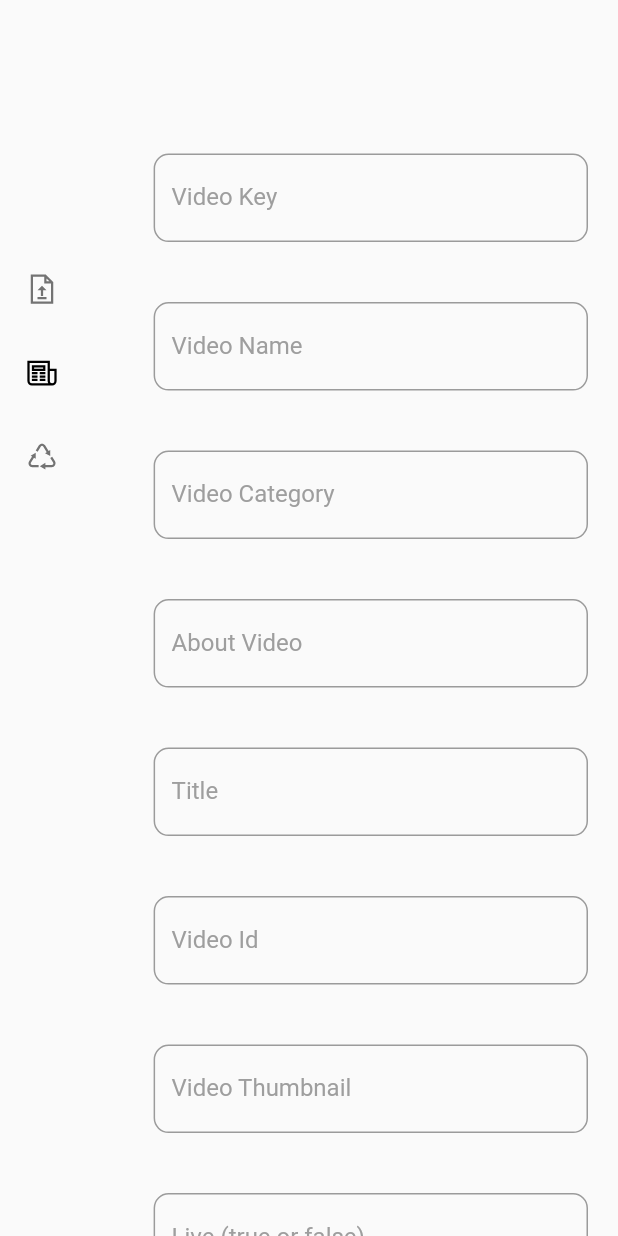
After one commit to HealthCare-git/HealthCare-Management, a Flutter app: the VideoTab screen opened directly, after a tap on an icon or button, on a phone screen of 412 x 824 dp. The commit adds this screen. Run offline on Flutter 3.47's test engine with Material 2 defaults, Android fonts, the phone set to English and light mode, and no system bars; our stand-ins replace bubble_tab_indicator, cached_network_image, cloud_firestore, firebase_auth, firebase_core, firebase_storage and 4 more; missing offline and left inert: dart:html, dart:js, translator; accounts and stored records are empty; Roboto replaces fonts that are missing (verdana_regular).

Commit message:
Second commit

```diff
--- a/lib/main.dart
+++ b/lib/main.dart
@@ -5,6 +5,7 @@ import 'package:firebase_core/firebase_core.dart';
 import 'package:flutter/material.dart';
 import 'package:get/get.dart';
 import 'package:healthcare_management/pages/contentEntry/medicine/add_delete_medicine.dart';
+import 'package:healthcare_management/pages/contentEntry/video_section/video_tab.dart';
 import 'package:healthcare_management/pages/home/home_page.dart';
 import 'package:healthcare_management/pages/management/doctors/doctor_management.dart';
 import 'package:healthcare_management/pages/management/doctors/doctor_user_detail.dart';
@@ -50,13 +51,14 @@ class MyApp extends StatelessWidget {
       getPages: [
       GetPage(name: '/home/:tab', page: ()=>HomePage(),
       children: [
-        GetPage(name: '/doctor_management', page: ()=>DoctorManagement(),
+        GetPage(name: '/doctor_management', page: ()=>const DoctorManagement(),
           children: [
             GetPage(name: '/:id', page: ()=>DoctorUserDetails(),)
           ]
         ),
         GetPage(name: '/medicine', page:()=>MedicineAddDelete()),
-        GetPage(name: '/patient_management', page: ()=>PatientManagement(),
+        GetPage(name: '/video/:tab', page:()=>VideoTab()),
+        GetPage(name: '/patient_management', page: ()=>const PatientManagement(),
             children: [
               GetPage(name: '/:id', page: ()=>PatientUserDetails(),)
             ]
--- a/lib/pages/contentEntry/content_entry.dart
+++ b/lib/pages/contentEntry/content_entry.dart
@@ -24,9 +24,13 @@ class ContentEntryView extends StatelessWidget{
                 FunctionCards(iconData: CupertinoIcons.news ,text: 'Health Feeds',ontap:()async{
 
                 }),
-                FunctionCards(iconData: Icons.medication,text: 'Medicines',ontap: (){
-                  Get.toNamed('/home/${AppStrings.CONTENT_ENTRY}/medicine');
-                },),
+                FunctionCards(
+                  iconData: Icons.medication,text: 'Medicines',
+                  ontap: (){Get.toNamed('/home/${AppStrings.CONTENT_ENTRY}/medicine');},
+                ),
+                FunctionCards(
+                  iconData: CupertinoIcons.videocam ,text: 'Add Video',
+                  ontap: (){Get.toNamed('/home/${AppStrings.CONTENT_ENTRY}/video/up');},),
 
               ],
             )
--- /dev/null
+++ b/lib/pages/contentEntry/video_section/add_video.dart
@@ -0,0 +1,82 @@
+import 'package:cloud_firestore/cloud_firestore.dart';
+import 'package:flutter/material.dart';
+import 'package:get/get.dart';
+
+import '../../../utils/reusable_widgets.dart';
+import '../medicine/add_delete_medicine.dart';
+
+class AddVideo extends StatelessWidget{
+  @override
+  Widget build(BuildContext context) {
+
+    TextEditingController video_key = TextEditingController();
+    TextEditingController video_name = TextEditingController();
+    TextEditingController video_category = TextEditingController();
+    TextEditingController about = TextEditingController();
+    TextEditingController tittle = TextEditingController();
+    TextEditingController video_id = TextEditingController();
+    TextEditingController video_thumbnail = TextEditingController();
+    TextEditingController live = TextEditingController();
+    return Scaffold(
+        body: SingleChildScrollView(
+          child: Column(
+            children: [
+
+              addCustomTextField(video_key, 'Video Key'),
+              addCustomTextField(video_name, 'Video Name'),
+              addCustomTextField(video_category, 'Video Category'),
+              addCustomTextField(about, 'About Video'),
+              addCustomTextField(tittle, 'Title'),
+              addCustomTextField(video_id, 'Video Id'),
+              addCustomTextField(video_thumbnail, 'Video Thumbnail'),
+              addCustomTextField(live, 'Live (true or false)'),
+
+              const SizedBox(height: 20,),
+              InkWell(
+                  onTap: (){
+                    Get.defaultDialog(
+                        middleText: "Are you sure you want to add ${tittle.text} as New video",
+                        onConfirm: (){
+                          if(video_thumbnail.text.isEmpty || tittle.text.isEmpty || video_id.text.isEmpty){
+                            Get.showSnackbar(const GetSnackBar(titleText: Text(''),messageText: Text('Please fill all fields properly'),duration: Duration(seconds: 2),));
+                          }
+                          else{
+
+                            // live.text.trim()=="true"?FirebaseFirestore.instance.doc('PujaPurohitFiles/puja_purohit_tv/live_aarti/${video_id.text.trim()}').set({
+                            //   'video_key' : video_key.text.trim(),
+                            //   'video_name' : video_name.text.trim(),
+                            //   'tittle' :tittle.text.trim(),
+                            //   'video_id' :video_id.text.trim(),
+                            //   'video_thumbnail':video_thumbnail.text.trim(),
+                            //   "live":live.text.trim()=="false"?false:true,
+                            //   "timetamp":FieldValue.serverTimestamp(),
+                            // }):null;
+
+                            FirebaseFirestore.instance.doc('inventory/all_videos/videos/${video_id.text.trim()}').set({
+                              'video_key' : video_key.text.trim(),
+                              'video_name' : video_name.text.trim(),
+                              'about' : about.text.trim(),
+                              "video_category":video_category.text.trim(),
+                              'tittle' :tittle.text.trim(),
+                              'video_id' :video_id.text.trim(),
+                              'video_thumbnail':video_thumbnail.text.trim(),
+                              "live":live.text.trim()=="false"?false:true,
+                              "timestamp":FieldValue.serverTimestamp(),
+                            }).whenComplete(() {
+                              Get.back();
+                            });
+                          }
+                        },
+                        onCancel: (){
+                          Get.back();
+                        }
+                    );
+                  },
+                  child: redButton('Submit'))
+            ],
+          ),
+        ),
+    );
+  }
+
+}
--- /dev/null
+++ b/lib/pages/contentEntry/video_section/update_video.dart
@@ -0,0 +1,166 @@
+import 'package:cloud_firestore/cloud_firestore.dart';
+import 'package:get/get.dart';
+import 'package:flutter/material.dart';
+import '../../../utils/responsive.dart';
+import '../medicine/add_delete_medicine.dart';
+import 'controller/add_video_controller.dart';
+
+class UpdateVideo extends StatefulWidget {
+  final String video_key;
+  final String  video_name;
+  final String  video_category;
+  final  String title;
+  final  String about;
+  final String video_id;
+  final String  video_thumbnail;
+  final  String live;
+  //final String eventId;
+  const UpdateVideo({Key? key,required this.video_key,required this.about, required this.video_name,required this.video_category,required this.title, required this.live, required this.video_id,required this.video_thumbnail,}) : super(key: key);
+  @override
+  State<UpdateVideo> createState() => _UpdateVideoState();
+}
+
+
+class _UpdateVideoState extends State<UpdateVideo> {
+  // String image2 =
+  //     'https://www.kindpng.com/picc/m/78-785827_user-profile-avatar-login-account-male-user-icon.png';
+  AddVideoController controller = Get.put(AddVideoController());
+
+  @override
+  Widget build(BuildContext context) {
+    TextEditingController video_key = TextEditingController(text:widget.video_key);
+    TextEditingController video_name = TextEditingController(text:widget.video_name);
+    TextEditingController video_category = TextEditingController(text:widget.video_category);
+    TextEditingController about = TextEditingController(text:widget.about);
+    TextEditingController tittle = TextEditingController(text:widget.title);
+    TextEditingController video_id = TextEditingController(text:widget.video_id);
+    TextEditingController video_thumbnail = TextEditingController(text:widget.video_thumbnail);
+    TextEditingController live = TextEditingController(text:widget.live);
+    return Padding(
+      padding: ResponsiveWidget.isSmallScreen(context)
+          ? const EdgeInsets.all(0)
+          : EdgeInsets.only(left: Get.width * 0.15, right: Get.width * 0.07),
+      child: Row(
+        children: [
+          Expanded(
+            flex: 1,
+            child: SingleChildScrollView(
+              scrollDirection: Axis.vertical,
+              child: Column(
+                mainAxisAlignment: MainAxisAlignment.start,
+                children: [
+                  addCustomTextField(video_key, 'Video Key'),
+                  addCustomTextField(video_name, 'Video Name'),
+                  addCustomTextField(video_category, 'Video Category'),
+                  addCustomTextField(about, 'About Video'),
+                  addCustomTextField(tittle, 'Title'),
+                  addCustomTextField(video_id, 'Video Id'),
+                  addCustomTextField(video_thumbnail, 'Video Thumbnail'),
+                  addCustomTextField(live, 'Live (true or false)'),
+
+                  InkWell(
+                    onTap: () {
+                      Get.defaultDialog(
+                          contentPadding: EdgeInsets.all(20),
+                          title: "Warning",
+                          content: const Text("Are you sure you want to Update ?"),
+                          onConfirm: () async{
+                            await FirebaseFirestore.instance
+                                  .doc(
+                                  'inventory/all_videos/videos/${video_id.text.trim()}')
+                                  .update({
+                                'video_key' : video_key.text.trim(),
+                                'about' : about.text.trim(),
+                                'video_name' : video_name.text.trim(),
+                                'tittle' :tittle.text.trim(),
+                                'video_id' :video_id.text.trim(),
+                                'video_thumbnail':video_thumbnail.text.trim(),
+                                "live":live.text.trim(),
+                                "timestamp":FieldValue.serverTimestamp(),
+                              }).whenComplete(() => Get.back());
+
+                              // await FirebaseFirestore.instance
+                              //     .doc(
+                              //     '/puja_purohit_tv/live_aarti/${video_id.text.trim()}')
+                              //     .update({
+                              //
+                              //   'language' : int. parse(language.text.trim()) ,
+                              //   'puja_key' : puja_key.text.trim(),
+                              //   'channel_logo' : channel_logo.text.trim(),
+                              //   'puja_name' : puja_name.text.trim(),
+                              //   'tittle' :tittle.text.trim(),
+                              //   'video_id' :video_id.text.trim(),
+                              //   'video_thumbnail':video_thumbnail.text.trim(),
+                              //   "live":live.text.trim(),
+                              //   "timetamp":FieldValue.serverTimestamp(),
+                              // });
+
+
+                          },
+                          onCancel: () {
+                            Get.back();
+                          });
+                    },
+                    child: redButton("Submit"),
+                  )
+                ],
+              ),
+            ),
+          ),
+        ],
+      ),
+    );
+  }
+
+  Container redButton(String text) {
+    return Container(
+      margin: EdgeInsets.all(20),
+      padding: const EdgeInsets.all(10),
+      decoration: BoxDecoration(
+          borderRadius: BorderRadius.circular(8),
+          border: Border.all(color: Colors.red, width: 2.0)),
+      child: Text(text),
+    );
+  }}
+
+//   Widget addEventTextField(TextEditingController controller, hintText) {
+//     return Padding(
+//       padding: const EdgeInsets.all(20.0),
+//       child: TextFormField(
+//           keyboardType: TextInputType.multiline,
+//           maxLines: 10,
+//           minLines: 1,
+//           controller: controller,
+//           decoration: InputDecoration(
+//             border: OutlineInputBorder(
+//               borderRadius: BorderRadius.circular(10.0),
+//             ),
+//             focusedBorder: OutlineInputBorder(
+//               borderSide: const BorderSide(color: Colors.blue, width: 1.0),
+//               borderRadius: BorderRadius.circular(10.0),
+//             ),
+//             fillColor: Colors.grey,
+//
+//             hintText: hintText,
+//
+//             //make hint text
+//             hintStyle: const  TextStyle(
+//               color: Colors.grey,
+//               fontSize: 16,
+//               fontFamily: "verdana_regular",
+//               fontWeight: FontWeight.w400,
+//             ),
+//
+//             //create lable
+//             labelText: hintText,
+//             //lable style
+//             labelStyle: const TextStyle(
+//               color: Colors.grey,
+//               fontSize: 16,
+//               fontFamily: "verdana_regular",
+//               fontWeight: FontWeight.w400,
+//             ),
+//           )),
+//     );
+//   }
+// }
--- /dev/null
+++ b/lib/pages/contentEntry/video_section/video_tab.dart
@@ -0,0 +1,138 @@
+import 'dart:html';
+import 'package:cloud_firestore/cloud_firestore.dart';
+import 'package:flutter/material.dart';
+import 'package:healthcare_management/pages/contentEntry/video_section/update_video.dart';
+import 'package:line_icons/line_icons.dart';
+import 'package:get/get.dart';
+import '../../../utils/constants.dart';
+import '../../../utils/reusable_widgets.dart';
+import 'add_video.dart';
+
+
+
+class VideoTab extends StatelessWidget {
+  String tab = Get.parameters['tab']!;
+
+  VideoTab({Key? key}) : super(key: key);
+  @override
+  Widget build(BuildContext context) {
+    return Scaffold(
+      body: Stack(
+        children: [
+          Row(
+            children: [
+              Expanded(
+                  flex: 1,
+                  child: Padding(
+                    padding: EdgeInsets.only(top: Get.height * 0.2),
+                    child: Column(
+                      children: [
+                        MenuBarTile(
+                          selectedTab: 'up',
+                          iconData: LineIcons.fileUpload,
+                          titleText: 'Update Video',
+                          tab: tab,
+                          onTap: () {
+                            Get.toNamed(
+                                '/home/${AppStrings.CONTENT_ENTRY}/video/up');
+                          },
+                        ),
+                        MenuBarTile(
+                          selectedTab: 'an',
+                          iconData: LineIcons.newspaper,
+                          titleText: 'Add Video',
+                          tab: tab,
+                          onTap: () {
+                            Get.toNamed(
+                                '/home/${AppStrings.CONTENT_ENTRY}/video/an');
+                          },
+                        ),
+                        MenuBarTile(
+                          selectedTab: 'rp',
+                          iconData: LineIcons.recycle,
+                          titleText: 'Remove Video',
+                          tab: tab,
+                          onTap: () {
+                            Get.toNamed(
+                                '/home/${AppStrings.CONTENT_ENTRY}/video/rp');
+                          },
+                        ),
+                      ],
+                    ),
+                  )),
+              Expanded(
+                flex: 4,
+                child: Container(
+                    margin: EdgeInsets.only(top: Get.height * .1),
+                    child: StreamBuilder<QuerySnapshot>(
+                        stream: FirebaseFirestore.instance
+                            .collection(
+                            'inventory/all_videos/videos')
+                            .snapshots(),
+                        builder: (context, snapshot) {
+                          if (snapshot.data == null) {
+                            return const Center(
+                              child: CircularProgressIndicator(),
+                            );
+                          }
+                          List<Widget> _videoCards = [];
+                          snapshot.data!.docs.forEach((element) {
+                            _videoCards.add(EventCards(
+                              remove: tab=='rp'?true:false,
+                              text: element["live"]==false?"${element['video_name']} (${element.id})":"${element['video_name']} (${element.id}) (live)",
+                              deleteOntap: (){
+                                print("delete called");
+                                FirebaseFirestore.instance.doc('inventory/all_videos/videos/${element.id}').delete();
+                                element["live"]==true?
+                                FirebaseFirestore.instance.doc('inventory/all_videos/videos/${element.id}').delete():null;
+                              },
+                              iconData:
+                              element['video_thumbnail'],
+                              ontap: () {
+                                //print(element["image"]);
+                                //AddUpcomingController addUpcomingController =Get.put(AddUpcomingController());
+
+                                Get.bottomSheet(
+                                    Container(
+                                      padding: const EdgeInsets.only(top: 20),
+                                      height: Get.height*0.9,
+                                      child: UpdateVideo(
+                                        //eventId: element.id,
+                                        live: "${element["live"]}",
+                                        about: "${element["about"]}",
+                                        title: element["tittle"],
+                                        video_category: element["video_category"],
+                                        video_thumbnail: element["video_thumbnail"],
+                                        video_key: element["video_key"],
+                                        video_id: element["video_id"],
+                                        video_name: element["video_name"],
+                                      ),
+                                    ),
+                                    backgroundColor: context.theme.backgroundColor,
+                                    isScrollControlled: true
+                                );
+
+                              },
+                            ));
+                          });
+                          if (tab == 'up' || tab == 'rp') {
+                            return SingleChildScrollView(
+                              scrollDirection: Axis.vertical,
+                              child: Wrap(
+                                direction: Axis.horizontal,
+                                children: _videoCards,
+                              ),
+                            );
+                          } else if (tab == 'an') {
+                            return AddVideo();
+                          }
+                          return SizedBox();
+                        })),
+              ),
+            ],
+          )
+        ],
+      ),
+    );
+  }
+}
--- a/lib/utils/reusable_widgets.dart
+++ b/lib/utils/reusable_widgets.dart
@@ -428,3 +428,86 @@ class IconTextForm extends StatelessWidget {
     );
   }
 }
+
+
+Container redButton(String text) {
+  return Container(
+    margin: EdgeInsets.all(20),
+    padding: const EdgeInsets.all(10),
+    decoration: BoxDecoration(
+        borderRadius: BorderRadius.circular(8),
+        border: Border.all(color: Colors.red, width: 2.0)),
+    child: Text(text),
+  );
+}
+
+
+class MenuBarTile extends StatelessWidget{
+  const MenuBarTile({Key? key,required this.tab, required this.selectedTab, this.onTap,required this.iconData,required this.titleText}) : super(key: key);
+  final String selectedTab;
+  final onTap;
+  final IconData iconData;
+  final String titleText;
+  final String tab;
+  @override
+  Widget build(BuildContext context) {
+    return ListTile(
+      selected: tab == selectedTab,
+      textColor: Get.isDarkMode ? Colors.white54 : Colors.black54,
+      selectedColor: Get.isDarkMode ? Colors.white : Colors.black,
+      onTap: onTap,
+      iconColor: Get.isDarkMode ? Colors.white54 : Colors.black54,
+      leading: Icon(
+        iconData,
+      ),
+      title: ResponsiveWidget.isLargeScreen(context) ? Text(titleText) : null,
+    );
+  }
+
+}
+
+
+class EventCards extends StatelessWidget {
+  const EventCards({
+    Key? key,required this.text,required this.iconData,this.ontap, required this.remove,this.deleteOntap
+  }) : super(key: key);
+  final ontap;
+  final deleteOntap;
+  final String text;
+  final String iconData;
+  final bool remove;
+  @override
+  Widget build(BuildContext context) {
+    return InkWell(
+      //hoverColor: Colors.white38,
+      onTap: remove?deleteOntap:ontap,
+      child: Container(
+        margin: EdgeInsets.all(10),
+        //margin: const EdgeInsets.fromLTRB(20, 0, 0, 20),
+        height: ResponsiveWidget.isSmallScreen(context)?70:150,
+        width: ResponsiveWidget.isSmallScreen(context)?70:150,
+        decoration: BoxDecoration(
+          color: context.theme.backgroundColor,
+          borderRadius: BorderRadius.circular(10),
+
+        ),
+        child: Column(
+          mainAxisAlignment: MainAxisAlignment.center,
+          children: [
+            Container(
+              alignment: Alignment.centerRight,
+              height:  ResponsiveWidget.isSmallScreen(context)?40:70,
+              width:  ResponsiveWidget.isSmallScreen(context)?60:100,
+              decoration: BoxDecoration(borderRadius: BorderRadius.circular(10),
+                  image: DecorationImage(image: NetworkImage(iconData),fit: BoxFit.cover)
+              ),
+              child: remove?Icon(Icons.delete_forever_outlined):null,
+            ),
+            const SizedBox(height: 5,),
+            Text(text,style: TextStyle(fontSize: ResponsiveWidget.isSmallScreen(context)?8:14))
+          ],
+        ),
+      ),
+    );
+  }
+}
```
Also changed, not shown: lib/pages/contentEntry/video_section/controller/add_video_controller.dart (added, +16 -0 lines).
